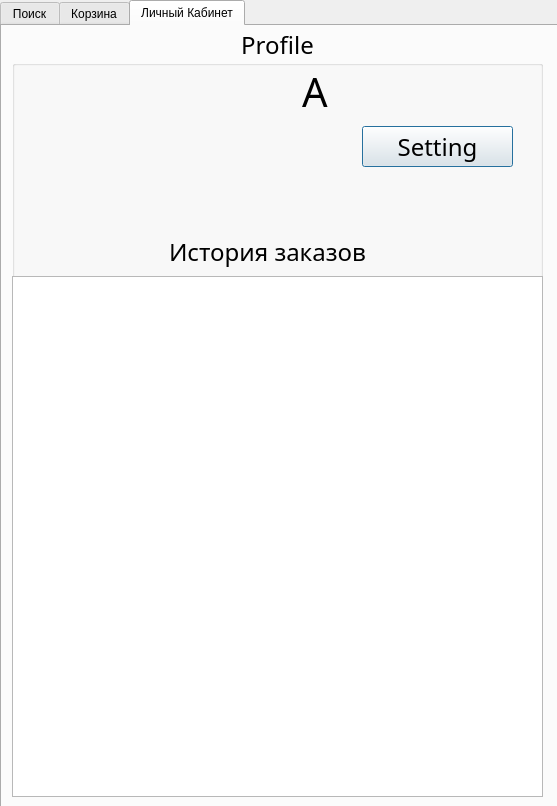
Old version of the form Zakaz/menu.ui in the repository 1stanisLAW1/MdkDelivery.
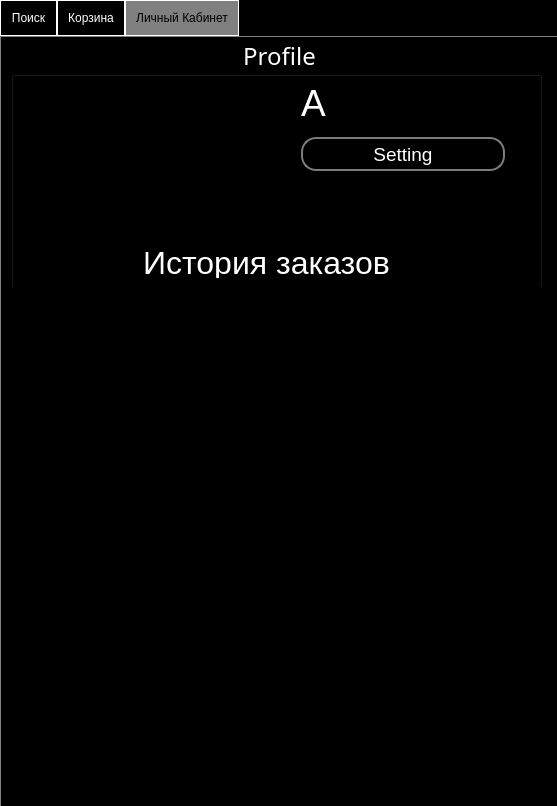
New version of the form. The open tabs and pages were chosen to show the change.

What changed in the file:
```diff
--- a/Zakaz/menu.ui
+++ b/Zakaz/menu.ui
@@ -19,6 +19,12 @@
   <property name="windowTitle">
    <string>Dialog</string>
   </property>
+  <property name="styleSheet">
+   <string notr="true">QDialog{
+background-color:rgb(0, 0, 0);
+color:rgb(255, 255, 255);
+}</string>
+  </property>
   <widget class="QTabWidget" name="tabWidget">
    <property name="geometry">
     <rect>
@@ -28,6 +34,34 @@
      <height>811</height>
     </rect>
    </property>
+   <property name="styleSheet">
+    <string notr="true">QTabWidget {
+    background-color: black; /* Фон всего QTabWidget */
+}
+
+QTabWidget::pane {
+    border: 1px solid gray; /* Граница вокруг содержимого вкладок */
+    background-color: black; /* Фон содержимого вкладок */
+}
+
+QTabBar::tab {
+    color: white; /* Цвет текста вкладки */
+    background-color: black; /* Фон вкладки */
+    border: 1px solid white; /* Граница вкладки */
+    padding: 10px; /* Отступы внутри вкладки */
+    margin: 0px; /* Внешние отступы вкладки */
+}
+
+QTabBar::tab:selected {
+    background-color: gray; /* Фон выбранной вкладки */
+    color: black; /* Цвет текста выбранной вкладки */
+}
+
+QTabBar::tab:hover {
+    background-color: #333; /* Фон вкладки при наведении */
+    color: white; /* Цвет текста при наведении */
+}</string>
+   </property>
    <property name="currentIndex">
     <number>2</number>
    </property>
@@ -196,6 +230,12 @@
        <pointsize>18</pointsize>
       </font>
      </property>
+     <property name="styleSheet">
+      <string notr="true">QGroupBox{
+color:rgb(255, 255, 255);
+background-color:rgb(0, 0, 0);
+}</string>
+     </property>
      <property name="title">
       <string>Profile</string>
      </property>
@@ -232,10 +272,18 @@
       </property>
       <property name="font">
        <font>
-        <family>Yu Gothic UI Semibold</family>
-        <pointsize>30</pointsize>
+        <family>Segoe UI</family>
+        <pointsize>28</pointsize>
+        <italic>false</italic>
+        <bold>false</bold>
        </font>
       </property>
+      <property name="styleSheet">
+       <string notr="true">QLabel{
+	font: 28pt &quot;Segoe UI&quot;;
+color:rgb(255, 255, 255);
+}</string>
+      </property>
       <property name="text">
        <string>A</string>
       </property>
@@ -251,10 +299,18 @@
       </property>
       <property name="font">
        <font>
-        <family>Yu Gothic UI Semibold</family>
-        <pointsize>18</pointsize>
+        <family>Segoe UI</family>
+        <pointsize>24</pointsize>
+        <italic>false</italic>
+        <bold>false</bold>
        </font>
       </property>
+      <property name="styleSheet">
+       <string notr="true">QLabel{
+	font: 24pt &quot;Segoe UI&quot;;
+color:rgb(255, 255, 255);
+}</string>
+      </property>
       <property name="text">
        <string>История заказов</string>
       </property>
@@ -271,16 +327,59 @@
         <height>521</height>
        </rect>
       </property>
+      <property name="font">
+       <font>
+        <family>Yu Gothic UI Semibold</family>
+        <pointsize>9</pointsize>
+       </font>
+      </property>
+      <property name="styleSheet">
+       <string notr="true">  QTableView {
+  color: rgb(255, 255, 255);
+    background-color: rgb(0, 0, 0);
+    gridline-color: rgb(128, 128, 128);
+    alternate-background-color: rgb(30, 30, 30);
+}
+
+QTableView::Header {
+    color: rgb(255, 255, 255);
+    background-color: rgb(0, 0, 0);
+}
+
+QTableView::item:selected {
+    color: rgb(0, 0, 0);
+    background-color: rgb(255, 255, 255);
+}</string>
+      </property>
      </widget>
      <widget class="QPushButton" name="pushButton_10">
       <property name="geometry">
        <rect>
-        <x>350</x>
+        <x>290</x>
         <y>100</y>
-        <width>151</width>
-        <height>41</height>
+        <width>204</width>
+        <height>34</height>
        </rect>
       </property>
+      <property name="font">
+       <font>
+        <family>Segoe UI</family>
+        <pointsize>14</pointsize>
+       </font>
+      </property>
+      <property name="styleSheet">
+       <string notr="true">QPushButton{
+color:rgb(255, 255, 255);
+background-color:rgb(0, 0, 0);
+border: 2px solid rgb(124, 124, 124);
+solid: rgb(255, 255, 255);
+border-radius:15px;
+max-height:30px;
+max-width:200px;
+min-height:30px;
+min-width:200px;
+}</string>
+      </property>
       <property name="text">
        <string>Setting</string>
       </property>
```
Left out of the diff: 50 changed lines with no effect on the pictures.
